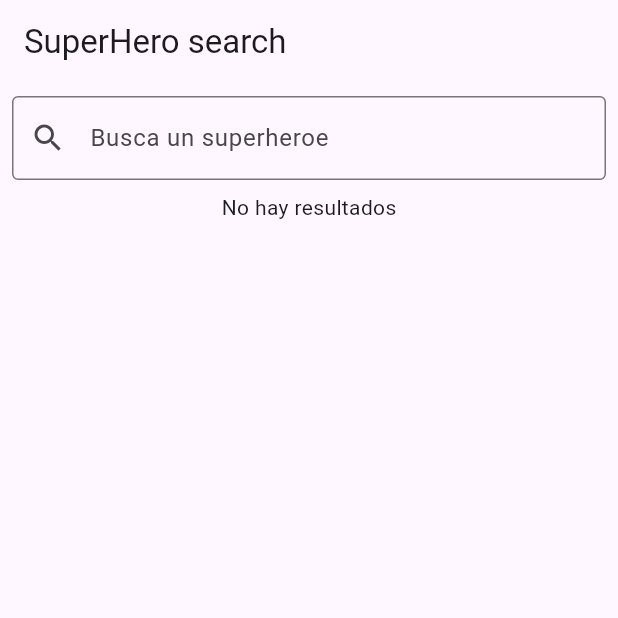
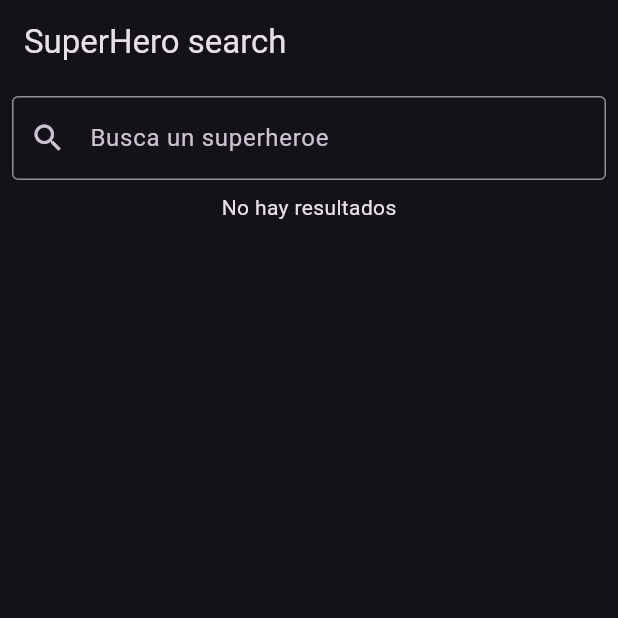
Before and after one commit to Serter998/SuperHeroApp, a Flutter app: the screen it shows after launch, on a phone screen of 412 x 824 dp, the top half of it. Run offline on Flutter 3.47's test engine with Material 3 defaults, Android fonts, the phone set to English and light mode, and no system bars.

Commit message:
Fix bug y modo oscuro

```diff
--- a/lib/components/superhero_stat.dart
+++ b/lib/components/superhero_stat.dart
@@ -24,7 +24,7 @@ class _SuperHeroStatState extends State<SuperHeroStat> {
           width: 20,
           color: widget.color,
         ),
-        Text(widget.tipoStat),
+        Text(widget.tipoStat, style: TextStyle(fontSize: 12),),
       ],
     );
   }
--- a/lib/main.dart
+++ b/lib/main.dart
@@ -12,6 +12,7 @@ class MyApp extends StatelessWidget {
   @override
   Widget build(BuildContext context) {
     return MaterialApp(
+        theme: ThemeData.dark(),
         debugShowCheckedModeBanner: false,
         home: SuperheroSearchScreen(),
     );
--- a/lib/screens/superhero_detail_screen.dart
+++ b/lib/screens/superhero_detail_screen.dart
@@ -13,9 +13,9 @@ class SuperheroDetailScreen extends StatelessWidget {
       appBar: AppBar(
         title: Row(
           children: [
-            Text("Superhero "),
+            Text("Superhero ", style: TextStyle(fontSize: 16),),
             Icon(Icons.arrow_right_alt),
-            Text(" ${superhero.name}"),
+            Text(" ${superhero.name}", style: TextStyle(fontSize: 16),),
           ],
         ),
       ),
```
